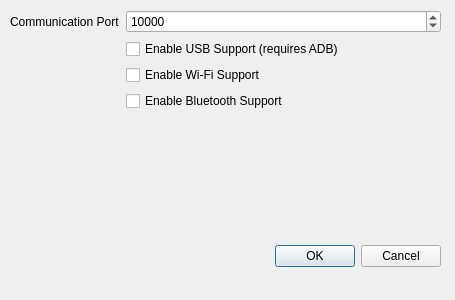
The window that src/ui/SettingsNetwork/settingsnetwork.ui (GrzybDev/OpenMicServer) describes before a commit, drawn with Qt 5.
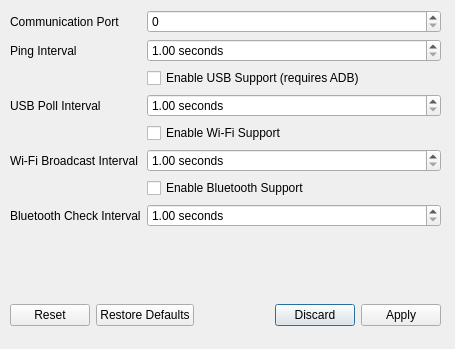
The same window after the commit.

Commit message: Finished SettingsNetwork

Patch:
```diff
--- a/src/ui/SettingsNetwork/settingsnetwork.ui
+++ b/src/ui/SettingsNetwork/settingsnetwork.ui
@@ -7,26 +7,38 @@
     <x>0</x>
     <y>0</y>
     <width>455</width>
-    <height>300</height>
+    <height>349</height>
    </rect>
   </property>
+  <property name="minimumSize">
+   <size>
+    <width>455</width>
+    <height>349</height>
+   </size>
+  </property>
+  <property name="maximumSize">
+   <size>
+    <width>455</width>
+    <height>349</height>
+   </size>
+  </property>
   <property name="windowTitle">
    <string>OpenMic Server | Network Settings</string>
   </property>
   <widget class="QDialogButtonBox" name="buttonBox">
    <property name="geometry">
     <rect>
-     <x>100</x>
-     <y>240</y>
-     <width>341</width>
-     <height>32</height>
+     <x>10</x>
+     <y>300</y>
+     <width>431</width>
+     <height>31</height>
     </rect>
    </property>
    <property name="orientation">
     <enum>Qt::Horizontal</enum>
    </property>
    <property name="standardButtons">
-    <set>QDialogButtonBox::Cancel|QDialogButtonBox::Ok</set>
+    <set>QDialogButtonBox::Apply|QDialogButtonBox::Discard|QDialogButtonBox::Reset|QDialogButtonBox::RestoreDefaults</set>
    </property>
   </widget>
   <widget class="QWidget" name="formLayoutWidget">
@@ -35,7 +47,7 @@
      <x>10</x>
      <y>10</y>
      <width>431</width>
-     <height>221</height>
+     <height>271</height>
     </rect>
    </property>
    <layout class="QFormLayout" name="formLayout">
@@ -47,39 +59,97 @@
      </widget>
     </item>
     <item row="0" column="1">
-     <widget class="QSpinBox" name="communicationPort">
-      <property name="minimum">
-       <number>1024</number>
-      </property>
-      <property name="maximum">
-       <number>65535</number>
-      </property>
-      <property name="value">
-       <number>10000</number>
-      </property>
-     </widget>
+     <widget class="QSpinBox" name="communicationPort"/>
     </item>
-    <item row="1" column="1">
+    <item row="2" column="1">
      <widget class="QCheckBox" name="usbSupport">
       <property name="text">
        <string>Enable USB Support (requires ADB)</string>
       </property>
      </widget>
     </item>
-    <item row="2" column="1">
+    <item row="4" column="1">
      <widget class="QCheckBox" name="wifiSupport">
       <property name="text">
        <string>Enable Wi-Fi Support</string>
       </property>
      </widget>
     </item>
-    <item row="3" column="1">
+    <item row="6" column="1">
      <widget class="QCheckBox" name="btSupport">
       <property name="text">
        <string>Enable Bluetooth Support</string>
       </property>
      </widget>
     </item>
+    <item row="3" column="0">
+     <widget class="QLabel" name="usbPollLbl">
+      <property name="text">
+       <string>USB Poll Interval</string>
+      </property>
+     </widget>
+    </item>
+    <item row="3" column="1">
+     <widget class="QDoubleSpinBox" name="usbPoll">
+      <property name="suffix">
+       <string> seconds</string>
+      </property>
+      <property name="minimum">
+       <double>1.000000000000000</double>
+      </property>
+     </widget>
+    </item>
+    <item row="5" column="0">
+     <widget class="QLabel" name="wifiBroadcastLbl">
+      <property name="text">
+       <string>Wi-Fi Broadcast Interval</string>
+      </property>
+     </widget>
+    </item>
+    <item row="5" column="1">
+     <widget class="QDoubleSpinBox" name="wifiBroadcast">
+      <property name="suffix">
+       <string> seconds</string>
+      </property>
+      <property name="minimum">
+       <double>1.000000000000000</double>
+      </property>
+     </widget>
+    </item>
+    <item row="7" column="1">
+     <widget class="QDoubleSpinBox" name="btCheck">
+      <property name="suffix">
+       <string> seconds</string>
+      </property>
+      <property name="minimum">
+       <double>1.000000000000000</double>
+      </property>
+     </widget>
+    </item>
+    <item row="7" column="0">
+     <widget class="QLabel" name="btCheckLbl">
+      <property name="text">
+       <string>Bluetooth Check Interval</string>
+      </property>
+     </widget>
+    </item>
+    <item row="1" column="0">
+     <widget class="QLabel" name="pingIntervalLbl">
+      <property name="text">
+       <string>Ping Interval</string>
+      </property>
+     </widget>
+    </item>
+    <item row="1" column="1">
+     <widget class="QDoubleSpinBox" name="pingInterval">
+      <property name="suffix">
+       <string> seconds</string>
+      </property>
+      <property name="minimum">
+       <double>1.000000000000000</double>
+      </property>
+     </widget>
+    </item>
    </layout>
   </widget>
  </widget>
```
Left out of the diff: 2 changed lines with no effect on the pictures. The commit also changes 2 other files.
